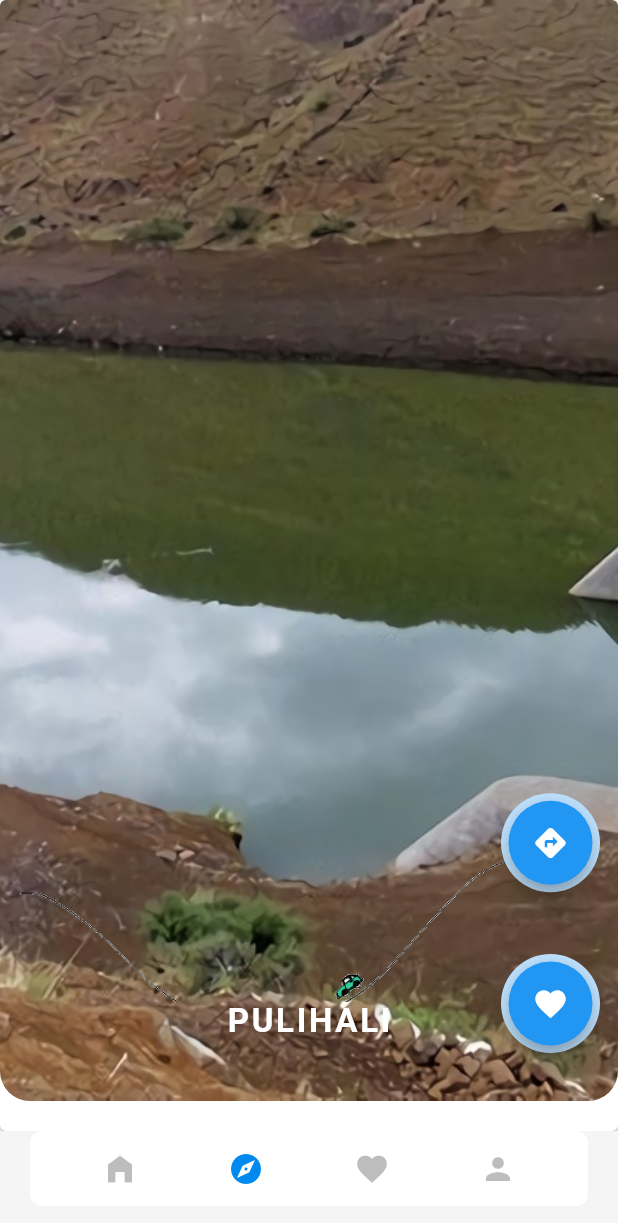
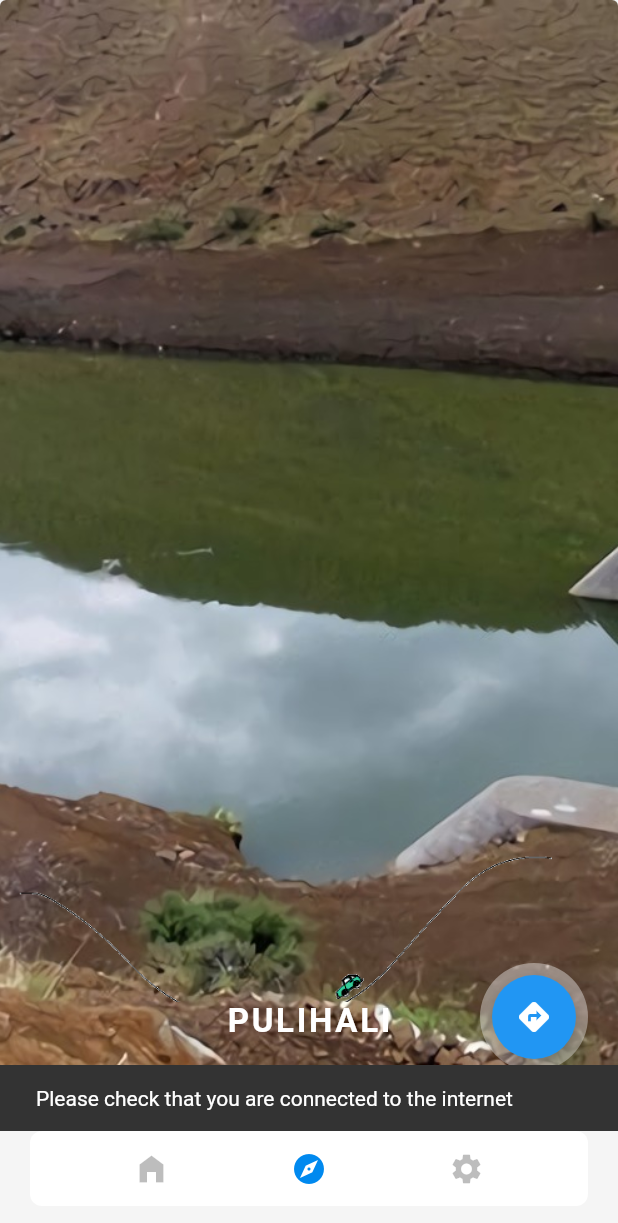
Before and after one commit to KNkoe/Tourist-personal-assistant-app, a Flutter app: the screen it shows after launch, item 2 of the bottom bar chosen, after a tap on the "directions" icon, on a phone screen of 412 x 824 dp. Shown: the top 1223 px of the screen. Run offline on Flutter 3.47's test engine with Material 2 defaults, Android fonts, the phone set to English and light mode, and no system bars; drawn by our look-alikes of flutter_animate; our stand-ins replace connectivity_plus, firebase_core, geocoding, geolocator, google_maps_flutter, permission_handler; missing offline and left inert: flutter_polyline_points; accounts and stored records are empty.

Commit message:
check connectivity

```diff
--- a/tourist_personal_assistant/lib/screens/dashboard.dart
+++ b/tourist_personal_assistant/lib/screens/dashboard.dart
@@ -3,6 +3,7 @@ import 'package:flutter/material.dart';
 import 'package:flutter_animate/flutter_animate.dart';
 import 'package:tourist_personal_assistant/screens/widgets/details.dart';
 import 'package:tourist_personal_assistant/screens/widgets/map.dart';
+import 'package:connectivity_plus/connectivity_plus.dart';
 
 import '../models/destination.dart';
 import '../widgets/responsive.dart';
@@ -23,6 +24,14 @@ class Dashboard extends StatefulWidget {
 class _DashboardState extends State<Dashboard> {
   final ScrollController _scrollController = ScrollController();
   final PageController _pageController = PageController();
+
+  Future<bool> _checkConnection() async {
+    var connectivityResult = await (Connectivity().checkConnectivity());
+    if (connectivityResult == ConnectivityResult.mobile) {
+      return true;
+    }
+    return false;
+  }
 
   int selectedTabIndex = 0;
 
@@ -261,14 +270,27 @@ class _DashboardState extends State<Dashboard> {
                                               ),
                                               ElevatedButton.icon(
                                                   onPressed: () {
+                                                    _checkConnection()
+                                                        .then((connect) {
+                                                      if (connect) {
                                                         Navigator.of(context)
-                                                        .push(MaterialPageRoute(
+                                                            .push(
+                                                                MaterialPageRoute(
                                                           builder: (context) =>
                                                               MyMap(
                                                             destination:
                                                                 destination,
                                                           ),
                                                         ));
+                                                      } else {
+                                                        ScaffoldMessenger.of(
+                                                                context)
+                                                            .showSnackBar(
+                                                                const SnackBar(
+                                                                    content: Text(
+                                                                        "Please check that you are connected to the internet")));
+                                                      }
+                                                    });
                                                   },
                                                   icon: const Icon(
                                                       Icons.directions),
--- a/tourist_personal_assistant/lib/screens/destinations/caves.dart
+++ b/tourist_personal_assistant/lib/screens/destinations/caves.dart
@@ -19,15 +19,17 @@ List<Destination> caves = [
       tag: "cave"),
   Destination(
       title: "Malimong",
-      description: "",
+      description:
+          "Malimong cave is affectionately known for being the home Ratsokoane who was the fastest Cannibal. The cannibals lived in these caves in Malimong.  This caves are also found in Berea district like Kome Caves.  Blue mountain Inn hotel is still the best option for accommodation. ",
       district: "Berea",
       coverUrl: "assets/images/Caves/Malimong caves/cover.jpeg",
       imgUrl: "assets/images/Caves/Malimong caves/img.jpeg",
       tag: "cave"),
   Destination(
       title: "Masitise",
-      description: "",
-      district: "Berea",
+      description:
+          "This cave is located in Quthing district. Masitise Cave house was built in 1866-1867 by Rev. David Ellenberger a missionary Society. It is a three roomed Cave, Rev. David stayed there with his family. It Is 5 kilometers away from Quthing town.\n\nActivities \n\n1. Rook paintings\n2. Museum\n3. Dinosaur footprints\n4. artifacts\n\nPlaces near Masitise Cave house and Museum:\n\nAccommodation places near Masitise Cave house and Museum include Hotel Mount Maluti which is a 3.5-star hotel with outdoor pool and restaurant. The hotel has a bar/lounge, it has fitness center, an outdoor tennis court and beautiful gardens. Another nearby place is Monateng Lodge ",
+      district: "Quthing",
       coverUrl: "assets/images/Caves/Masitise Cave house and museum/cover.jpg",
       imgUrl: "assets/images/Caves/Masitise Cave house and museum/img.jpeg",
       tag: "cave"),
--- a/tourist_personal_assistant/lib/screens/destinations/dams.dart
+++ b/tourist_personal_assistant/lib/screens/destinations/dams.dart
@@ -3,22 +3,25 @@ import 'package:tourist_personal_assistant/models/destination.dart';
 List<Destination> dams = [
   Destination(
       title: "Katse",
-      description: "",
-      district: "Berea",
+      description:
+          "Katse dam is a concrete arch dam on the Malibamatso river. It is the second largest double curvature arch dam; it is 185m (607 ft.). the dam was built in 1996 and filled with water in 1997. It is found in Leribe district.\n\nPlaces near the dam:\n\nKatse Lodge is 5 kilometers from the dam, there is secure parking, restaurant and a bar. Check in time is 1400hours and check out time 10:00 in the morning. This lodge is perfectly positioned over a saddle, it offers incredible panoramic views of the famous Katse Dam. \nMotebong lodge is another place for tourists wishing to get a great accommodation when exploring Katse dam. It may be few kilometers away from katse dam but it is a very good place. It is located at Halejone 40 km to Katse dam. It is located along malibamatsho river which is from katse dam. Fishing, boating, horse riding are some of the activities that are offered at this place.\n\nActivities\n \n1. Boat cruises\n2. Pony trekking\n3. Fishing\n4. Katse Botanical Gardens\n5. Katse dam wall",
+      district: "Leribe",
       coverUrl: "assets/images/Dams/Katse dam/cover.jpg",
       imgUrl: "assets/images/Dams/Katse dam/img.jpg",
       tag: "dam"),
   Destination(
       title: "Metolong",
-      description: "",
-      district: "Berea",
+      description:
+          "It is 83-meter-high dam which is in Maseru district, the dam was started in 2013. It supplies water to Maseru and near town. \n\nActivities\n\n1. Horse ridding\n2. Boat cruising\n\nAccommodation\n\n1. Botleng Quest house\nIt is 18KM away from the dam. The guest house is located in Maseru at ….. the check in time is 14:00 and check out time is 11:00 in the morning. Botleng \nThe other place near Metolong is Thaba bosiu cultural village, there’s a restaurant, bar and free parking in this place.  Thaba Bosiu Cultural village is also child friendly. ",
+      district: "Maseru",
       coverUrl: "assets/images/Dams/Metolong dam/cover.jpg",
       imgUrl: "assets/images/Dams/Metolong dam/img.jpg",
       tag: "dam"),
   Destination(
       title: "Mohale",
-      description: "",
-      district: "Berea",
+      description:
+          "Mohale dam is a real faced rock fill dam in Lesotho. It is the second dam under 1B of the series of dams of the Lesotho Highlands Water Project. Mohale dam is found in Ha mohale in Maseru District. It is 700-meter-long, 145-meter high, it was built over 2002-2004.\n\nActivities\n\n1. Camping\n2. Walking and hiking\n3. Horse ridding\n4. Boat cruising\n\nPlaces near Mohale Dam:\n\n1. Mohale lodge",
+      district: "Maseru",
       coverUrl: "assets/images/Dams/Mohale dam/cover.jpg",
       imgUrl: "assets/images/Dams/Mohale dam/img.jpg",
       tag: "dam"),
--- a/tourist_personal_assistant/lib/screens/explore.dart
+++ b/tourist_personal_assistant/lib/screens/explore.dart
@@ -1,6 +1,7 @@
 import 'dart:math';
 
 import 'package:animations/animations.dart';
+import 'package:connectivity_plus/connectivity_plus.dart';
 import 'package:flutter/material.dart';
 import 'package:flutter_animate/flutter_animate.dart';
 import 'package:tourist_personal_assistant/models/destination.dart';
@@ -12,6 +13,8 @@ import 'package:tourist_personal_assistant/screens/destinations/national_parks.d
 import 'package:tourist_personal_assistant/screens/destinations/water_falls.dart';
 import 'package:tourist_personal_assistant/screens/widgets/details.dart';
 import 'package:tourist_personal_assistant/widgets/responsive.dart';
+
+import 'widgets/map.dart';
 
 class Explore extends StatefulWidget {
   const Explore({super.key});
@@ -57,13 +60,20 @@ class _ExploreState extends State<Explore> {
     explore.shuffle();
   }
 
+  Future<bool> _checkConnection() async {
+    var connectivityResult = await (Connectivity().checkConnectivity());
+    if (connectivityResult == ConnectivityResult.mobile) {
+      return true;
+    }
+    return false;
+  }
+
   @override
   Widget build(BuildContext context) {
     return Scaffold(
       body: PageView(
-        children: explore
-            .map(
-              (destination) => Animate(
+        children: explore.map((destination) {
+          return Animate(
               effects: const [
                 FadeEffect(duration: Duration(milliseconds: 700)),
                 SlideEffect(duration: Duration(milliseconds: 600))
@@ -81,7 +91,37 @@ class _ExploreState extends State<Explore> {
                       image: DecorationImage(
                           fit: BoxFit.cover,
                           image: AssetImage(destination.imgUrl!))),
-                      child: Padding(
+                  child: Stack(
+                    alignment: Alignment.bottomRight,
+                    children: [
+                      Padding(
+                        padding: const EdgeInsets.all(20),
+                        child: Container(
+                          padding: const EdgeInsets.all(8),
+                          decoration: const BoxDecoration(
+                              color: Colors.white38, shape: BoxShape.circle),
+                          child: FloatingActionButton(
+                            onPressed: () {
+                              _checkConnection().then((connect) {
+                                if (connect) {
+                                  Navigator.of(context).push(MaterialPageRoute(
+                                    builder: (context) => MyMap(
+                                      destination: destination,
+                                    ),
+                                  ));
+                                } else {
+                                  ScaffoldMessenger.of(context).showSnackBar(
+                                      const SnackBar(
+                                          content: Text(
+                                              "Please check that you are connected to the internet")));
+                                }
+                              });
+                            },
+                            child: const Icon(Icons.directions),
+                          ),
+                        ),
+                      ),
+                      Padding(
                         padding: const EdgeInsets.only(bottom: 40),
                         child: Column(
                           mainAxisAlignment: MainAxisAlignment.end,
@@ -103,42 +143,13 @@ class _ExploreState extends State<Explore> {
                           ],
                         ),
                       ),
+                    ],
+                  ),
                 ),
                 openBuilder: (context, action) =>
                     DestinationDetails(destination: destination),
-                  )),
-            )
-            .toList(),
-      ),
-      floatingActionButtonLocation: FloatingActionButtonLocation.miniEndFloat,
-      floatingActionButton: Column(
-        mainAxisAlignment: MainAxisAlignment.end,
-        children: [
-          Container(
-            padding: const EdgeInsets.all(5),
-            decoration:
-                BoxDecoration(color: Colors.blue[100], shape: BoxShape.circle),
-            child: FloatingActionButton(
-              onPressed: () {},
-              child: const Icon(Icons.directions),
-            ),
-          ),
-          SizedBox(
-            height: screenSize(context).height * 0.05,
-          ),
-          Container(
-            padding: const EdgeInsets.all(5),
-            decoration:
-                BoxDecoration(color: Colors.blue[100], shape: BoxShape.circle),
-            child: FloatingActionButton(
-              onPressed: () {},
-              child: const Icon(Icons.favorite),
-            ),
-          ),
-          const SizedBox(
-            height: 40,
-          ),
-        ],
+              ));
+        }).toList(),
       ),
     );
   }
--- a/tourist_personal_assistant/lib/screens/favourites.dart
+++ /dev/null
@@ -1,13 +0,0 @@
-import 'package:flutter/material.dart';
-import 'package:shared_preferences/shared_preferences.dart';
-
-final Future<SharedPreferences> favourites = SharedPreferences.getInstance();
-
-class Favourites extends StatelessWidget {
-  const Favourites({super.key});
-
-  @override
-  Widget build(BuildContext context) {
-    return Container();
-  }
-}
--- a/tourist_personal_assistant/lib/screens/home.dart
+++ b/tourist_personal_assistant/lib/screens/home.dart
@@ -1,6 +1,5 @@
 import 'package:flutter/material.dart';
 import 'package:tourist_personal_assistant/screens/explore.dart';
-import 'package:tourist_personal_assistant/screens/favourites.dart';
 import 'package:tourist_personal_assistant/screens/settings.dart';
 
 import 'dashboard.dart';
@@ -22,8 +21,6 @@ class _MyHomePageState extends State<MyHomePage> {
       case 1:
         return const Explore();
       case 2:
-        return const Favourites();
-      case 3:
         return const Settings();
       default:
         return Container();
@@ -63,6 +60,16 @@ class _MyHomePageState extends State<MyHomePage> {
                     ? Theme.of(context).primaryColor
                     : Colors.black26,
                 icon: const Icon(Icons.explore)),
+            // IconButton(
+            //     onPressed: () {
+            //       setState(() {
+            //         selectedNavBarIndex = 2;
+            //       });
+            //     },
+            //     color: selectedNavBarIndex == 2
+            //         ? Theme.of(context).primaryColor
+            //         : Colors.black26,
+            //     icon: const Icon(Icons.favorite)),
             IconButton(
                 onPressed: () {
                   setState(() {
@@ -72,17 +79,7 @@ class _MyHomePageState extends State<MyHomePage> {
                 color: selectedNavBarIndex == 2
                     ? Theme.of(context).primaryColor
                     : Colors.black26,
-                icon: const Icon(Icons.favorite)),
-            IconButton(
-                onPressed: () {
-                  setState(() {
-                    selectedNavBarIndex = 3;
-                  });
-                },
-                color: selectedNavBarIndex == 3
-                    ? Theme.of(context).primaryColor
-                    : Colors.black26,
-                icon: const Icon(Icons.person))
+                icon: const Icon(Icons.settings))
           ],
         ),
       ),
--- a/tourist_personal_assistant/pubspec.yaml
+++ b/tourist_personal_assistant/pubspec.yaml
@@ -38,7 +38,6 @@ dependencies:
   cupertino_icons: ^1.0.2
   animations: ^2.0.7
   flutter_animate: ^2.0.0
-  shared_preferences: ^2.0.15
   google_maps_flutter: ^2.2.1
   firebase_core: ^2.1.1
   firebase_messaging: ^14.0.3
@@ -46,6 +45,7 @@ dependencies:
   geocoding: ^2.0.5
   flutter_polyline_points: ^1.0.0
   permission_handler: ^10.2.0
+  connectivity_plus: ^3.0.2
 
 dev_dependencies:
   flutter_test:
```
Also changed, not shown: tourist_personal_assistant/pubspec.lock, 3 other files. Lines whose indentation alone changed are shown as unchanged.
